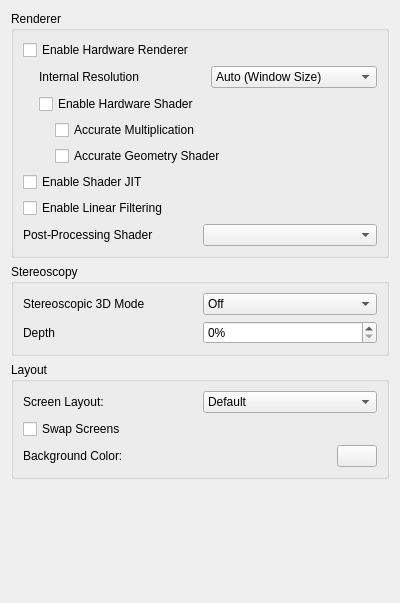
This is src/citra_qt/configuration/configure_graphics.ui in PabloMK7/citra as Qt 5 draws it before an edit. The edited form follows.
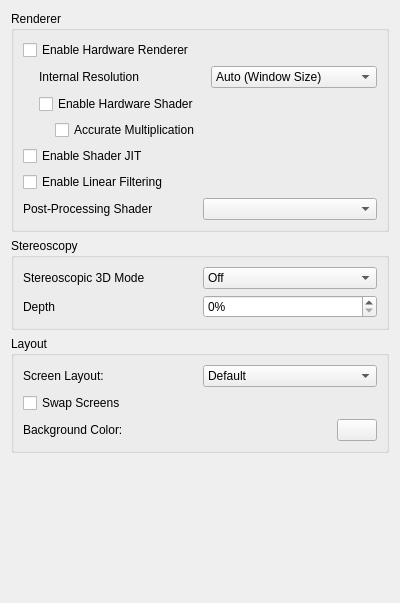
This is the edited form.

Commit message: Remove 'Accurate Geometry Shader' setting, default behavior is as it was turned on.

The edit to the form file:
```diff
--- a/src/citra_qt/configuration/configure_graphics.ui
+++ b/src/citra_qt/configuration/configure_graphics.ui
@@ -150,16 +150,6 @@
               </property>
              </widget>
             </item>
-            <item>
-             <widget class="QCheckBox" name="toggle_accurate_gs">
-              <property name="toolTip">
-               <string>&lt;html&gt;&lt;head/&gt;&lt;body&gt;&lt;p&gt;Force to fall back to software shader emulation when geometry shaders are used. &lt;/p&gt;&lt;p&gt;Some games require this to be enabled for the hardware shader to render properly.&lt;/p&gt;&lt;p&gt;However this might reduce performance in some games&lt;/p&gt;&lt;/body&gt;&lt;/html&gt;</string>
-              </property>
-              <property name="text">
-               <string>Accurate Geometry Shader</string>
-              </property>
-             </widget>
-            </item>
            </layout>
           </widget>
          </item>
```
The commit also changes 10 other files.
